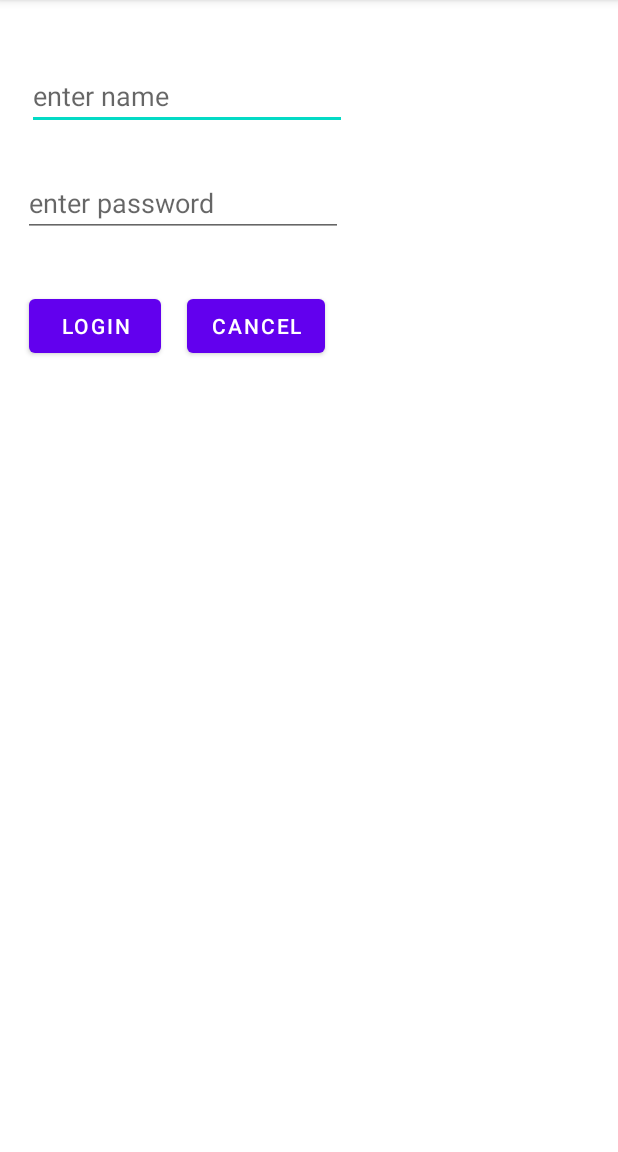
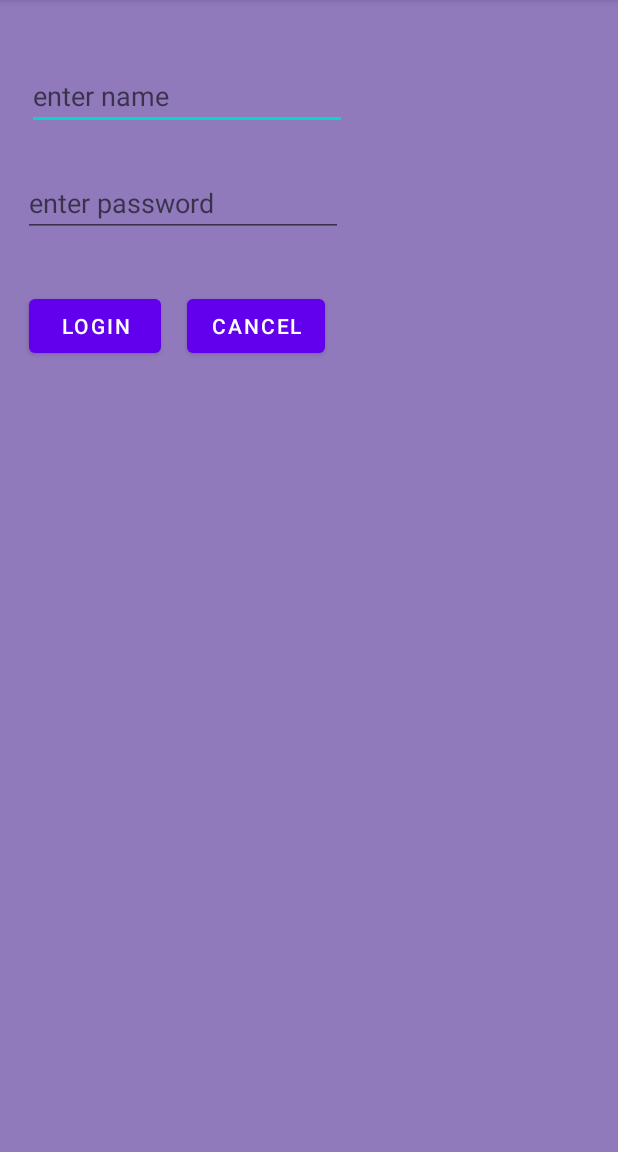
Before and after one commit to abdultanveer/Cognizantapp, an Android app: the screen it shows after launch (MainActivity), on a phone screen of 412 x 824 dp, the part 84-1236 px from its top. Run offline under Robolectric (Android 15) with nearby library versions, the phone set to English and light mode, and no system bars.

Commit message:
colors and toast

```diff
--- a/app/src/main/res/layout/activity_main.xml
+++ b/app/src/main/res/layout/activity_main.xml
@@ -4,6 +4,7 @@
     xmlns:tools="http://schemas.android.com/tools"
     android:layout_width="match_parent"
     android:layout_height="match_parent"
+    android:background="@color/mybackground"
     tools:context=".MainActivity">
 
     <EditText
@@ -13,6 +14,7 @@
         android:layout_marginStart="18dp"
         android:layout_marginTop="41dp"
         android:ems="10"
+        android:textColor="#fff"
         android:hint="enter name"
         android:inputType="textPersonName"
         app:layout_constraintStart_toStartOf="parent"
@@ -36,6 +38,7 @@
         android:layout_height="wrap_content"
         android:layout_marginStart="19dp"
         android:text="login"
+        android:onClick="clickHandler"
         app:layout_constraintBaseline_toBaselineOf="@+id/button2"
         app:layout_constraintStart_toStartOf="parent" />
 
--- a/app/src/main/res/values/colors.xml
+++ b/app/src/main/res/values/colors.xml
@@ -1,5 +1,6 @@
 <?xml version="1.0" encoding="utf-8"?>
 <resources>
+    <color name="mybackground">#917abc</color>
     <color name="purple_200">#FFBB86FC</color>
     <color name="purple_500">#FF6200EE</color>
     <color name="purple_700">#FF3700B3</color>
```
Also changed, not shown: app/src/main/java/com/example/cognizantapp/MainActivity.java (+7 -0 lines).
